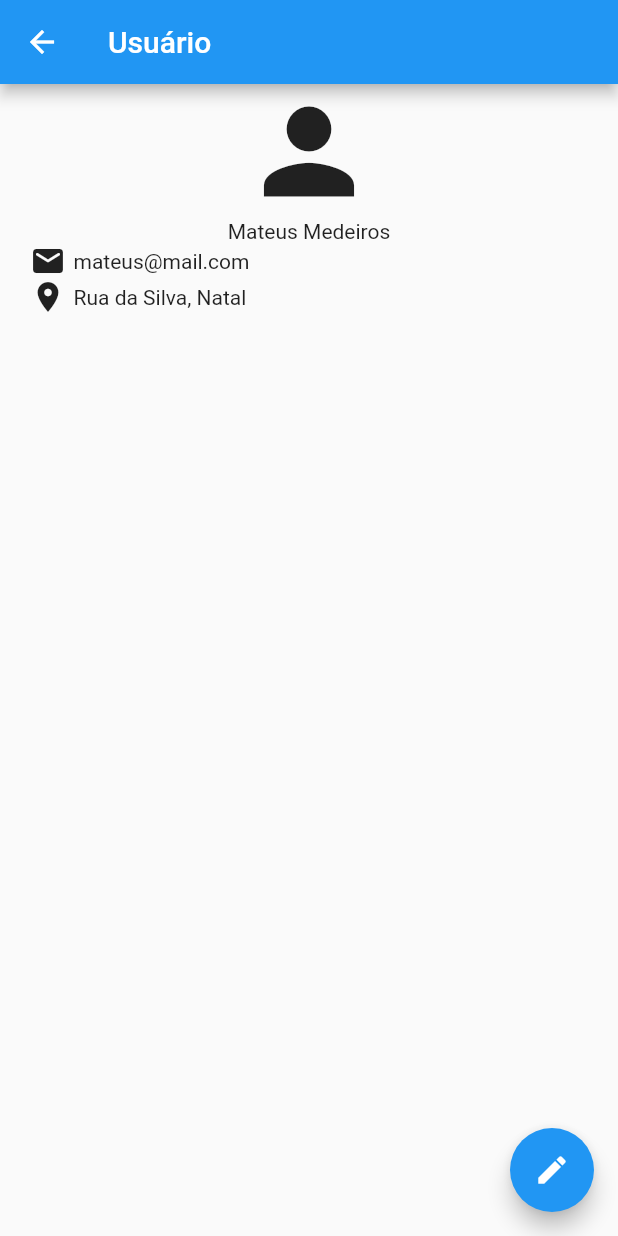
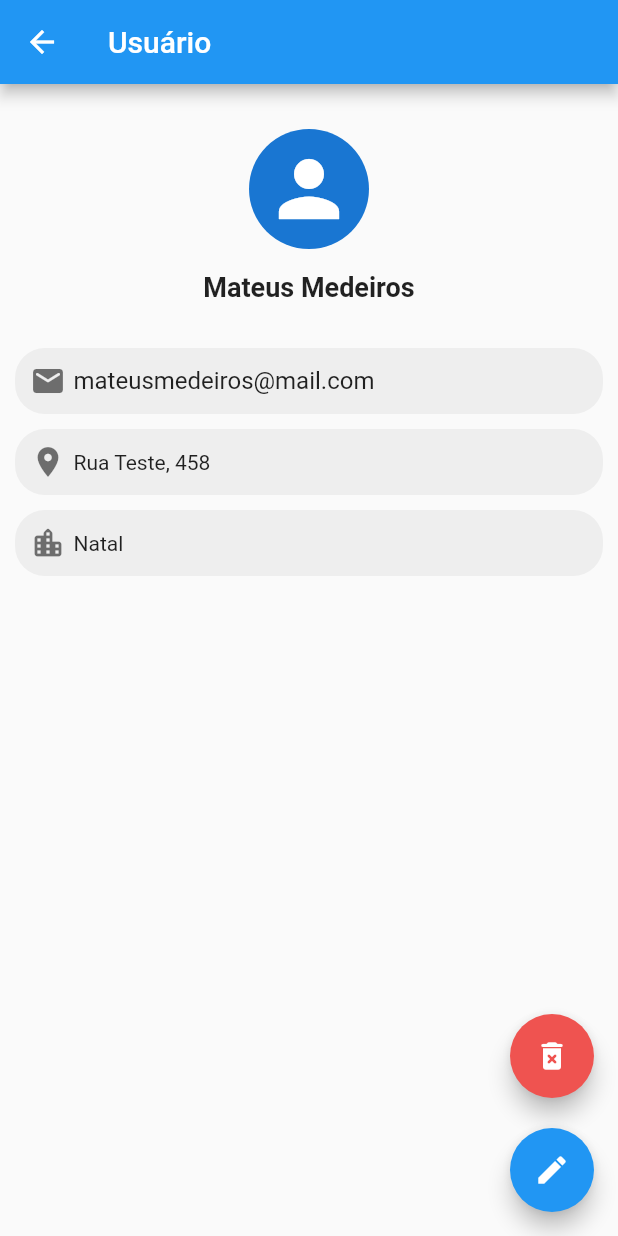
Before and after one commit to mateusmeds/locadora-livros-wda, a Flutter app: the UsersHome screen opened directly, after a tap on "Mateus Medeiros", on a phone screen of 412 x 824 dp. Run offline on Flutter 3.47's test engine with Material 2 defaults, Android fonts, the phone set to English and light mode, and no system bars.

Commit message:
Estilizando tela single de usuário

```diff
--- a/lib/components/user_edit.dart
+++ b/lib/components/user_edit.dart
@@ -4,7 +4,7 @@ import 'package:livraria_wda/models/user.dart';
 class UserEditForm extends StatefulWidget {
   User user;
 
-  UserEditForm(this.user, {Key? key}) : super(key: key);
+  UserEditForm({required this.user, Key? key}) : super(key: key);
 
   @override
   _UserEditFormState createState() => _UserEditFormState();
--- a/lib/components/user_list.dart
+++ b/lib/components/user_list.dart
@@ -9,14 +9,22 @@ class UserList extends StatelessWidget {
   @override
   Widget build(BuildContext context) {
     final List<User> users = [
-      User(1, 'Mateus Medeiros', 'mateusmedeiros@mail.com',
-          'Rua Teste, 363 gseg esg se gesg esg seg esg seg', 'Natal'),
-      User(1, 'Rafael', 'rafael@mail.com',
-          'Rua Teste, 363 gseg esg se gesg esg seg esg seg', 'Natal'),
-      User(1, 'Mateus', 'mateus@mail.com hrdhrdhrd h drhdr hrdhdr hdh',
-          'Rua Teste, 363 gseg esg se gesg esg seg esg seg', 'Natal'),
-      User(1, 'Mateus', 'mateus@mail.com hrdhrdhrd h drhdr hrdhdr hdh',
-          'Rua Teste, 363 gseg esg se gesg esg seg esg seg', 'Natal'),
+      User(
+          1,
+          'Mateus Medeiros',
+          'mateusmedeiros@mail.com',
+          'Rua Teste, 458',
+          'Natal'),
+      User(
+          1,
+          'Rafael Rafael Rafael Rafael Rafael Rafael Rafael Rafael Rafael',
+          'rafaelrafaelrafaelrafael@gmail.com',
+          'Rua Teste, Teste Teste Teste Teste Teste Teste Teste Teste Teste Teste',
+          'Santa Cruz'),
+      User(1, 'Mateus', 'mateus@mail.com',
+          'Rua Teste, 363', 'Natal'),
+      User(1, 'Mateus', 'mateus@mail.com',
+          'Rua Teste, 363', 'Natal'),
       User(1, 'Mateus', 'mateus@mail.com', 'Rua Teste, 363', 'Natal'),
       User(1, 'Mateus', 'mateus@mail.com', 'Rua Teste, 363', 'Natal'),
       User(1, 'Mateus', 'mateus@mail.com', 'Rua Teste, 363', 'Natal'),
@@ -33,10 +41,9 @@ class UserList extends StatelessWidget {
           return Container(
             margin:
                 const EdgeInsets.only(top: 10, bottom: 5, left: 10, right: 10),
-            decoration: BoxDecoration(
-              borderRadius: BorderRadius.circular(10),
-              color: Colors.grey[400],
-            ),
+            child: Card(
+              color: Colors.grey[300],
+              elevation: 5,
               child: ListTile(
                 //espaçamento interno
                 contentPadding: const EdgeInsets.only(
@@ -60,7 +67,10 @@ class UserList extends StatelessWidget {
                     ),
                   );
                 },
-              title: Text(user.name),
+                title: Text(
+                  user.name,
+                  style: const TextStyle(overflow: TextOverflow.ellipsis),
+                ),
                 subtitle: Column(
                   crossAxisAlignment: CrossAxisAlignment.start,
                   children: [
@@ -115,6 +125,7 @@ class UserList extends StatelessWidget {
                   ],
                 ),
               ),
+            ),
           );
         },
       ),
--- a/lib/components/user_single.dart
+++ b/lib/components/user_single.dart
@@ -1,65 +1,145 @@
 import 'package:flutter/material.dart';
+import 'package:livraria_wda/components/user_edit.dart';
 import 'package:livraria_wda/models/user.dart';
 
 class UserSingle extends StatelessWidget {
-  User user;
+  final User user;
 
-  UserSingle({required this.user, Key? key}) : super(key: key);
+  const UserSingle({required this.user, Key? key}) : super(key: key);
 
   @override
   Widget build(BuildContext context) {
     return Scaffold(
       appBar: AppBar(
-        title: Text('Usuário'),
+        title: const Text('Usuário'),
       ),
-      body: Container(
-        padding: EdgeInsets.symmetric(
-          horizontal: 20
-        ),
-        width: double.maxFinite,
+      body: SingleChildScrollView(
+        child: Container(
+          padding: const EdgeInsets.only(top: 30, left: 10, right: 10),
           child: Column(
             mainAxisAlignment: MainAxisAlignment.start,
-          crossAxisAlignment: CrossAxisAlignment.center,
             children: [
-            Icon(
+              const CircleAvatar(
+                radius: 40,
+                child: Icon(
                   Icons.person,
-              size: 90,
+                  size: 60,
                 ),
+              ),
+              const SizedBox(height: 15),
               Row(
                 mainAxisAlignment: MainAxisAlignment.center,
                 children: [
-                Text("Mateus Medeiros"),
-              ],
-            ),
-            Row(
-              children: [
-                const Icon(Icons.email_rounded),
-                const SizedBox(width: 5),
                   Flexible(
                     child: Text(
-                    "mateus@mail.com",
-                    overflow: TextOverflow.ellipsis,
+                      user.name,
+                      style: const TextStyle(
+                        fontSize: 18,
+                        fontWeight: FontWeight.bold,
+                      ),
                     ),
                   ),
                 ],
               ),
-            Row(
+              const SizedBox(height: 30),
+              Column(
                 children: [
-                const Icon(Icons.location_on),
+                  Container(
+                    padding: const EdgeInsets.all(10.0),
+                    decoration: BoxDecoration(
+                      borderRadius: BorderRadius.circular(20),
+                      color: Colors.grey[200],
+                    ),
+                    child: Row(
+                      children: [
+                        const Icon(
+                          Icons.email_rounded,
+                          color: Colors.black54,
+                        ),
                         const SizedBox(width: 5),
                         Flexible(
                           child: Text(
-                  "Rua da Silva, Natal",
-                  overflow: TextOverflow.ellipsis,
-                )),
+                            user.email,
+                            style: const TextStyle(
+                              fontSize: 16,
+                            ),
+                          ),
+                        ),
+                      ],
+                    ),
+                  ),
+                  SizedBox(height: 10),
+                  Container(
+                    padding: const EdgeInsets.all(10.0),
+                    decoration: BoxDecoration(
+                      borderRadius: BorderRadius.circular(20),
+                      color: Colors.grey[200],
+                    ),
+                    child: Row(
+                      children: [
+                        const Icon(
+                          Icons.location_on,
+                          color: Colors.black54,
+                        ),
+                        const SizedBox(width: 5),
+                        Flexible(
+                          child: Text(user.address),
+                        ),
+                      ],
+                    ),
+                  ),
+                  SizedBox(height: 10),
+                  Container(
+                    padding: const EdgeInsets.all(10.0),
+                    decoration: BoxDecoration(
+                      borderRadius: BorderRadius.circular(20),
+                      color: Colors.grey[200],
+                    ),
+                    child: Row(
+                      children: [
+                        const Icon(
+                          Icons.location_city_rounded,
+                          color: Colors.black54,
+                        ),
+                        const SizedBox(width: 5),
+                        Flexible(
+                          child: Text(user.city),
+                        ),
+                      ],
+                    ),
+                  ),
                 ],
               ),
             ],
           ),
         ),
-      floatingActionButton: FloatingActionButton(
+      ),
+      floatingActionButtonLocation: FloatingActionButtonLocation.endFloat,
+      floatingActionButton: Column(
+        crossAxisAlignment: CrossAxisAlignment.end,
+        mainAxisAlignment: MainAxisAlignment.end,
+        children: <Widget>[
+          FloatingActionButton(
             onPressed: () {},
+            child: Icon(Icons.delete_forever_rounded),
+            heroTag: null,
+            backgroundColor: Colors.red[400],
+          ),
+          SizedBox(height: 20,),
+          FloatingActionButton(
+            onPressed: () {
+              Navigator.of(context).push(
+                MaterialPageRoute(
+                  builder: (BuildContext context) => UserEditForm(
+                    user: user,
+                  ),
+                ),
+              );
+            },
             child: Icon(Icons.edit),
+            heroTag: null,
+          )
+        ],
       ),
     );
   }
--- a/lib/main.dart
+++ b/lib/main.dart
@@ -1,10 +1,5 @@
 import 'package:flutter/material.dart';
-import 'package:livraria_wda/components/book_register_form.dart';
-import 'package:livraria_wda/components/book_rent_register_form.dart';
 import 'package:livraria_wda/components/menu_drawer.dart';
-import 'package:livraria_wda/components/publisher_register_form.dart';
-import 'package:livraria_wda/components/user_list.dart';
-import 'package:livraria_wda/components/user_register_form.dart';
 
 void main() {
   runApp(const MyApp());
```
Lines whose indentation alone changed are shown as unchanged.
